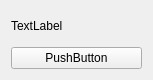
This is src/four_colors/view/ui_files/w_color.ui in Dadadot/four_colors as Qt 5 draws it before an edit. The edited form follows.
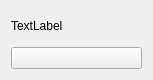
This is the edited form.

Commit message: ignore distance when counting named color comparison

Diff of the .ui file:
```diff
--- a/src/four_colors/view/ui_files/w_color.ui
+++ b/src/four_colors/view/ui_files/w_color.ui
@@ -24,7 +24,7 @@
    <item>
     <widget class="QPushButton" name="pushButton">
      <property name="text">
-      <string>PushButton</string>
+      <string/>
      </property>
     </widget>
    </item>
```
The commit also changes 2 other files.
